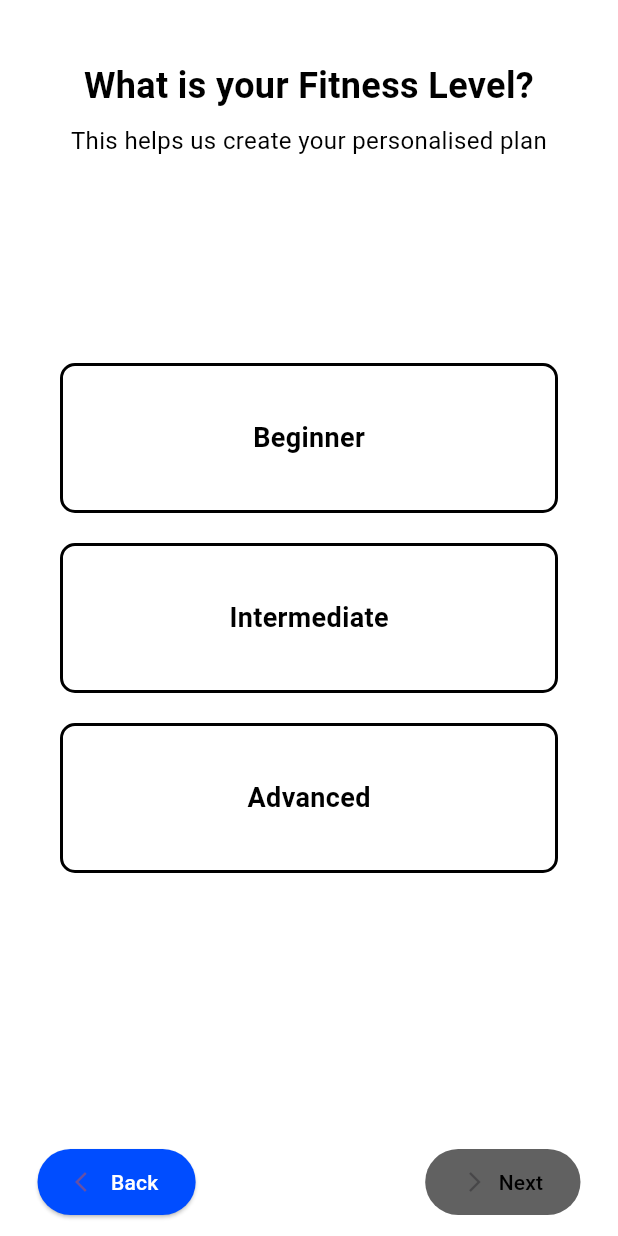
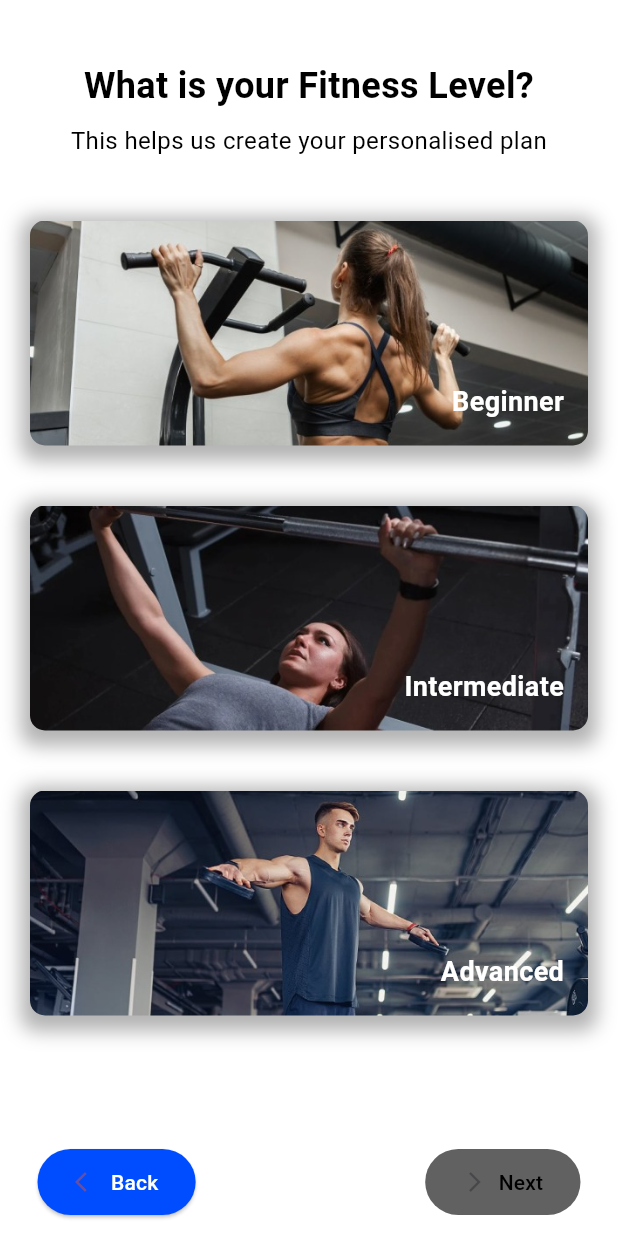
Before and after one commit to SWASTIKA567/Workout-Planner-App, a Flutter app: the LevelScreen screen opened directly with empty values, on a phone screen of 412 x 824 dp. Run offline on Flutter 3.47's test engine with Material 3 defaults, Android fonts, the phone set to English and light mode, and no system bars; our stand-ins replace cloud_firestore, firebase_auth, firebase_core, flutter_svg, get; accounts and stored records are empty.

Commit message:
add images to level screen

```diff
--- a/lib/register_screen.dart
+++ b/lib/register_screen.dart
@@ -238,11 +238,10 @@ class _RegisterScreenState extends State<RegisterScreen> {
 
               const SizedBox(height: 40),
 
-              // Already have account
               Center(
                 child: GestureDetector(
                   onTap: () {
-                    Navigator.pop(context); // Go back to login
+                    Navigator.pop(context);
                   },
                   child: RichText(
                     text: const TextSpan(
--- a/lib/views/Gender_screen.dart
+++ b/lib/views/Gender_screen.dart
@@ -76,7 +76,7 @@ class _GenderScreenState extends State<GenderScreen> {
                   const SizedBox(height: 130),
                   //Bottom Buttons
                   Row(
-                    mainAxisAlignment: MainAxisAlignment.spaceBetween,
+                    mainAxisAlignment: MainAxisAlignment.end,
                     children: [
                       //  Next to Age screen
                       ElevatedButton.icon(
@@ -132,7 +132,9 @@ class _GenderScreenState extends State<GenderScreen> {
         height: 120,
         width: 120,
         decoration: BoxDecoration(
-          color: isSelected ? Color(0xFF004DFF) : Colors.white,
+          color: isSelected
+              ? Color(0xFF004DFF)
+              : const Color.fromARGB(255, 115, 148, 157),
           shape: BoxShape.circle,
         ),
         child: Column(
--- a/lib/views/Level_screen.dart
+++ b/lib/views/Level_screen.dart
@@ -30,6 +30,11 @@ class _LevelScreenState extends State<LevelScreen> {
   bool isLoading = false;
 
   final List<String> levels = ['Beginner', 'Intermediate', 'Advanced'];
+  final Map<String, String> levelImages = {
+    'Beginner': 'assets/level1.jpeg',
+    'Intermediate': 'assets/level2.jpeg',
+    'Advanced': 'assets/level3.jpeg',
+  };
 
   @override
   Widget build(BuildContext context) {
@@ -81,28 +86,45 @@ class _LevelScreenState extends State<LevelScreen> {
                     },
                     child: Container(
                       margin: const EdgeInsets.symmetric(
-                        vertical: 10,
-                        horizontal: 40,
+                        vertical: 20,
+                        horizontal: 20,
                       ),
-                      height: 100,
+                      height: 150,
                       width: double.infinity,
                       decoration: BoxDecoration(
-                        color: isSelected ? Colors.blue : Colors.white,
+                        image: DecorationImage(
+                          image: AssetImage(levelImages[level] ?? ''),
+                          fit: BoxFit.cover,
+                          colorFilter: isSelected
+                              ? ColorFilter.mode(
+                                  Colors.blue.withOpacity(0.6),
+                                  BlendMode.darken,
+                                )
+                              : null,
+                        ),
                         borderRadius: BorderRadius.circular(10),
-                        border: Border.all(
-                          color: isSelected
-                              ? const Color(0xFF004DFF)
-                              : Colors.black,
-                          width: 2,
+                        boxShadow: [
+                          BoxShadow(
+                            color: Colors.black.withOpacity(0.3),
+                            spreadRadius: 6,
+                            blurRadius: 10,
+                            offset: const Offset(0, 4),
                           ),
+                        ],
                       ),
-                      child: Center(
+
+                      child: Align(
+                        alignment: Alignment.bottomRight,
+                        child: Padding(
+                          padding: const EdgeInsets.all(16.0),
+
                           child: Text(
                             level,
                             style: TextStyle(
-                            color: isSelected ? Colors.white : Colors.black,
+                              color: Colors.white,
                               fontSize: 18,
                               fontWeight: FontWeight.bold,
+                            ),
                           ),
                         ),
                       ),
--- a/lib/views/age_screen.dart
+++ b/lib/views/age_screen.dart
@@ -167,7 +167,7 @@ class _AgeScreenState extends State<AgeScreen> {
                           : null, // disabled if gender not selected
                       style: ElevatedButton.styleFrom(
                         backgroundColor: const Color(0xFF004DFF),
-                        disabledBackgroundColor: Colors.white,
+                        disabledBackgroundColor: Colors.lightBlueAccent,
                         shape: RoundedRectangleBorder(
                           borderRadius: BorderRadius.circular(30),
                         ),
--- a/pubspec.yaml
+++ b/pubspec.yaml
@@ -74,6 +74,9 @@ flutter:
     - assets/veg.jpeg
     - assets/non veg.jpeg
     - assets/bg2.jpeg
+    - assets/level1.jpeg
+    - assets/level2.jpeg
+    - assets/level3.jpeg
 
 
 
```
Also changed, not shown: lib/login_screen.dart (+7 -7 lines), assets/level1.jpeg (added), assets/level2.jpeg (added), assets/level3.jpeg (added). Lines whose indentation alone changed are shown as unchanged.
